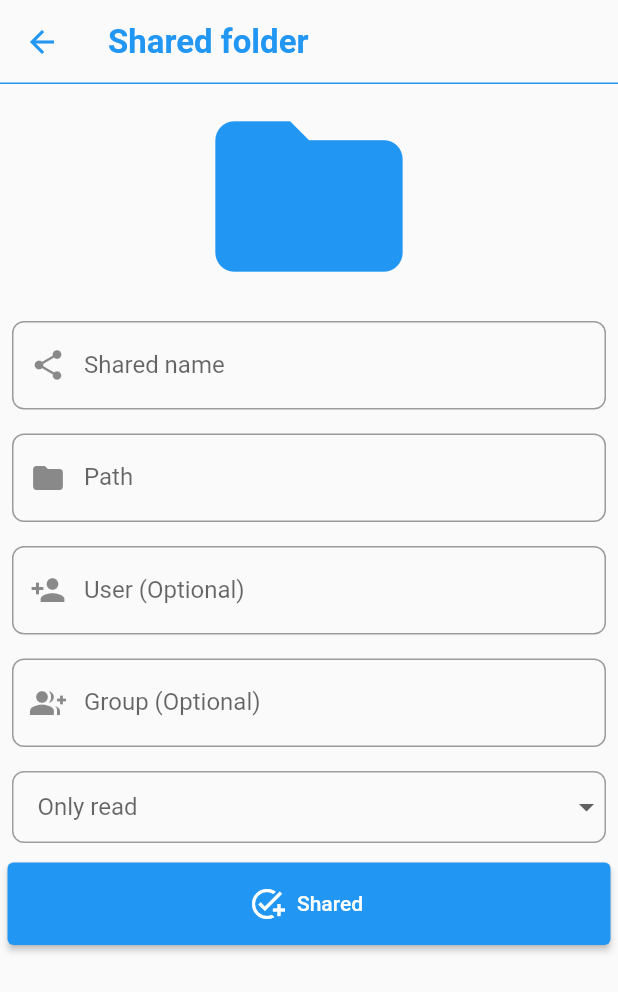
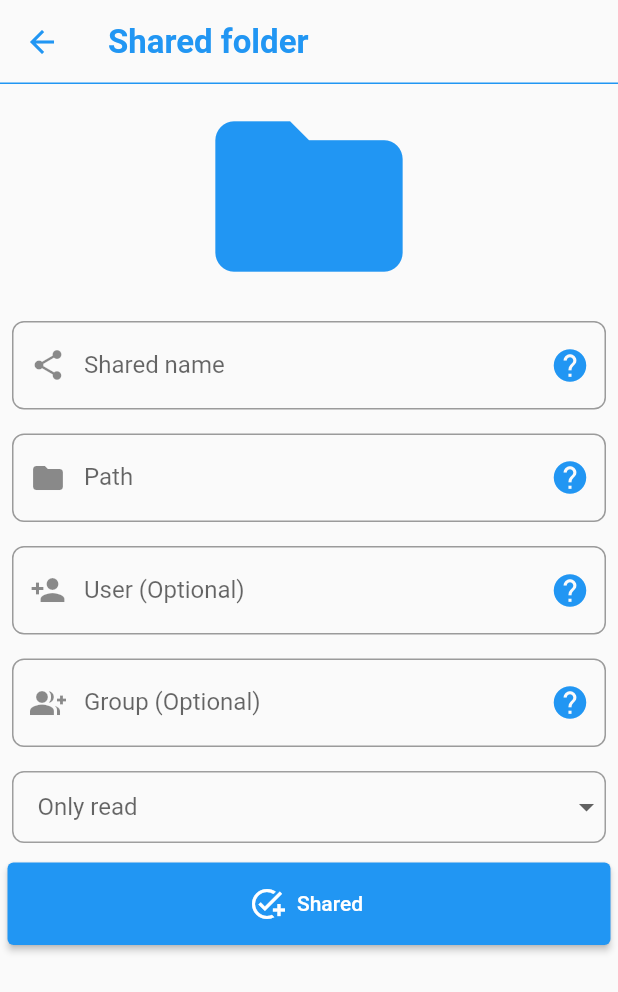
Before and after one commit to auguzsto/cidgui, a Flutter app: the AddSharedFolder screen opened by its route, on a phone screen of 412 x 824 dp. Shown: the top 992 px of the screen. Run offline on Flutter 3.47's test engine with Material 2 defaults, Android fonts, the phone set to English and light mode, and no system bars; drawn by our look-alikes of dropdown_button2; missing offline and left inert: process_run.

Commit message:
widget suffixicon + constants contents

```diff
--- /dev/null
+++ b/lib/src/components/suffixicon_label.dart
@@ -0,0 +1,73 @@
+import 'package:flutter/material.dart';
+
+class SuffixIconLabel extends StatelessWidget {
+  SuffixIconLabel({
+    super.key,
+    required this.title,
+    required this.content,
+    required this.icon,
+  });
+
+  final String title;
+  final String content;
+  final IconData icon;
+
+  @override
+  Widget build(BuildContext context) {
+    return MouseRegion(
+      cursor: MaterialStateMouseCursor.clickable,
+      child: GestureDetector(
+        onTap: dialog(
+          title: title,
+          content: content,
+          icon: icon,
+          context: context,
+        ),
+        child: const Icon(
+          Icons.help,
+          color: Colors.blue,
+          size: 26,
+        ),
+      ),
+    );
+  }
+}
+
+void Function() dialog({
+  required String title,
+  required String content,
+  required IconData icon,
+  required BuildContext context,
+}) {
+  return () {
+    showDialog(
+      context: context,
+      builder: (context) {
+        return AlertDialog(
+          content: Column(
+            crossAxisAlignment: CrossAxisAlignment.stretch,
+            mainAxisSize: MainAxisSize.max,
+            children: [
+              Text(
+                title,
+                style: const TextStyle(
+                  fontSize: 36,
+                  fontWeight: FontWeight.bold,
+                ),
+              ),
+              const Divider(),
+              Expanded(
+                child: Text(content),
+              ),
+              Icon(
+                icon,
+                color: Colors.blue,
+                size: 250,
+              ),
+            ],
+          ),
+        );
+      },
+    );
+  };
+}
--- /dev/null
+++ b/lib/src/constants/helps_dialogs.dart
@@ -0,0 +1,23 @@
+abstract class HelpsDialogs {
+  static const List<String> contentShareAddPage = [
+    //Shared name
+    "In this field, share name, you need to enter the name of the share. For example, if the field, shared name, is CID, the address in Windows will be \\\\computer\\CID, in Linux it will be smb://computer/CID",
+
+    //Path
+    "In this field, path, you need to enter the path of the folder to be shared. Example: /home/user/myfolder",
+
+    //User
+    "This field is optional, if you do not fill it in, by default the user to be inserted is all. But you can specify the permissions for your domain users, just type the user in the field.",
+
+    //Group
+    "This field is optional, if you do not fill it in, by default the group to be inserted is all. But you can specify permissions for groups in your domain, just enter group in the field. This field is recommended if you need permissions for more than three users. If this is the case, I advise you to create a group in the domain and enter these three users (or more).",
+  ];
+
+  static const List<String> contentLeaveDomainPage = [
+    //Admin account
+    "",
+
+    //Password
+    "",
+  ];
+}
--- a/lib/src/constants/labels_icons.dart
+++ b/lib/src/constants/labels_icons.dart
@@ -1,11 +1,11 @@
 import 'package:flutter/material.dart';
 
 abstract class ShareAddLabelsIcon {
-  static const List<Icon> icons = [
-    Icon(Icons.share),
-    Icon(Icons.folder),
-    Icon(Icons.person_add),
-    Icon(Icons.group_add),
+  static const List<IconData> icons = [
+    Icons.share,
+    Icons.folder,
+    Icons.person_add,
+    Icons.group_add,
   ];
 }
 
--- a/lib/src/pages/share_add/sharedadd_page.dart
+++ b/lib/src/pages/share_add/sharedadd_page.dart
@@ -1,4 +1,6 @@
+import 'package:cidgui/src/components/suffixicon_label.dart';
 import 'package:cidgui/src/constants/commands.dart';
+import 'package:cidgui/src/constants/helps_dialogs.dart';
 import 'package:cidgui/src/constants/labels_icons.dart';
 import 'package:cidgui/src/controllers/cid_controller.dart';
 import 'package:cidgui/src/handlers/messages_handlers.dart';
@@ -70,8 +72,13 @@ class _AddSharedFolderState extends State<AddSharedFolder> {
                     child: TextFormField(
                       controller: controllers[index],
                       decoration: InputDecoration(
+                        suffixIcon: SuffixIconLabel(
+                          title: labels[index],
+                          content: HelpsDialogs.contentShareAddPage[index],
+                          icon: ShareAddLabelsIcon.icons[index],
+                        ),
                         labelText: labels[index],
-                        prefixIcon: ShareAddLabelsIcon.icons[index],
+                        prefixIcon: Icon(ShareAddLabelsIcon.icons[index]),
                         border: OutlineInputBorder(
                           borderRadius: BorderRadius.circular(8),
                         ),
--- a/lib/src/themes/app_widget.dart
+++ b/lib/src/themes/app_widget.dart
@@ -15,8 +15,8 @@ class AppWidget extends StatelessWidget {
     return MaterialApp(
       title: 'CID GUI ',
       debugShowCheckedModeBanner: false,
-      //home: const HomePage(), //Discomment to development.
-      home: const HomeCheckPage(), //Discomment to build.
+      home: const HomePage(), //Discomment to development.
+      //home: const HomeCheckPage(), //Discomment to build.
       theme: ThemeData(
         appBarTheme: const AppBarTheme(
           iconTheme: IconThemeData(color: Colors.blue),
```
Also changed, not shown: lib/src/pages/leave_domain/leave_domain_page.dart (+7 -0 lines).
